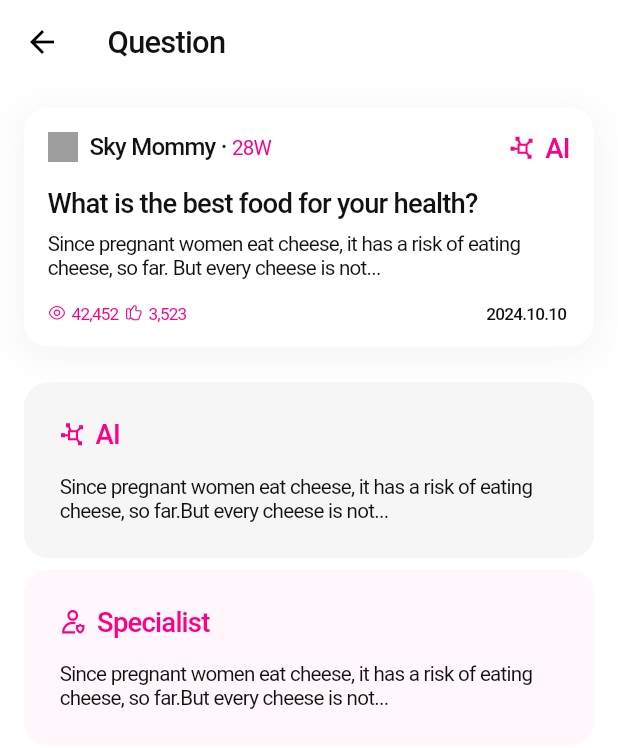
After one commit to pick-it-mvp/fulloon, a Flutter app: the QuestionDetailPage screen opened directly, on a phone screen of 412 x 824 dp. The commit adds this screen. Shown: the top 748 px of the screen. Run offline on Flutter 3.47's test engine with Material 3 defaults, Android fonts, the phone set to English and light mode, and no system bars; our stand-ins replace cached_network_image, dio, flutter_dotenv, flutter_screenutil, flutter_svg, get and 2 more; accounts and stored records are empty; generated files the repository leaves out were written again; Roboto replaces fonts that are missing (Pretendard); project files that could hold a hidden picture were left out.

Commit message:
feat:add quetion detail page

```diff
--- a/lib/app/core/theme/global_text_styles.dart
+++ b/lib/app/core/theme/global_text_styles.dart
@@ -75,6 +75,13 @@ class PickItTextTheme {
     fontWeight: FontWeight.w500,
     letterSpacing: -0.52,
   );
+  static final bodyBD18Medium = TextStyle(
+    color: _defaultTextColor,
+    fontFamily: _defaultFontFamily,
+    fontSize: 18.sp,
+    fontWeight: FontWeight.w500,
+    letterSpacing: -0.52,
+  );
 
   static final bodyBD10Medium = TextStyle(
     color: _defaultTextColor,
--- a/lib/app/pages/question/page.dart
+++ b/lib/app/pages/question/page.dart
@@ -4,6 +4,7 @@ import 'package:get/get.dart';
 import 'package:juction/app/core/theme/color_theme.dart';
 import 'package:juction/app/core/theme/global_text_styles.dart';
 import 'package:juction/app/pages/question/controller.dart';
+import 'package:juction/app/pages/question/view/detail.dart';
 import 'package:juction/resources/resources.dart';
 
 class QuestionPage extends GetView<QuestionPageController> {
@@ -65,6 +66,10 @@ class QuestionPage extends GetView<QuestionPageController> {
                     mainAxisAlignment: MainAxisAlignment.spaceBetween,
                     children: [
                       Text("🔍 Search", style: PickItTextTheme.bodyBD20Semibold),
+                      GestureDetector(
+                        onTap: () => Get.to(() => const QuestionDetailPage()),
+                        child: SvgPicture.asset(Svgs.arrowRight),
+                      ),
                     ],
                   ),
                   const SizedBox(height: 16),
--- /dev/null
+++ b/lib/app/pages/question/view/detail.dart
@@ -0,0 +1,176 @@
+import 'package:flutter/material.dart';
+import 'package:flutter_svg/svg.dart';
+import 'package:get/get.dart';
+import 'package:juction/app/core/theme/color_theme.dart';
+import 'package:juction/app/core/theme/global_text_styles.dart';
+import 'package:juction/app/pages/question/controller.dart';
+import 'package:juction/resources/resources.dart';
+
+class QuestionDetailPage extends GetView<QuestionPageController> {
+  const QuestionDetailPage({super.key});
+
+  @override
+  Widget build(BuildContext context) {
+    return Scaffold(
+      backgroundColor: Colors.white,
+      appBar: AppBar(
+        backgroundColor: Colors.white,
+        foregroundColor: Colors.black,
+        elevation: 0,
+        title: Text(
+          "Question",
+          style: PickItTextTheme.bodyBD18Medium,
+        ),
+      ),
+      body: SafeArea(
+        child: Padding(
+          padding: const EdgeInsets.all(16),
+          child: Column(
+            children: [
+              SearchCard(svg_file: Svgs.chartNetwork, title: "AI"),
+              const SizedBox(height: 24),
+              Container(
+                decoration: BoxDecoration(
+                  color: const Color(0xfff6f6f6),
+                  borderRadius: BorderRadius.circular(16),
+                ),
+                child: Padding(
+                  padding: const EdgeInsets.all(24.0),
+                  child: Column(
+                    children: [
+                      Row(
+                        children: [
+                          SvgPicture.asset(Svgs.chartNetwork),
+                          const SizedBox(width: 8),
+                          Text("AI", style: PickItTextTheme.bodyBD16Medium.copyWith(color: PickItColors.primaryColor)),
+                        ],
+                      ),
+                      const SizedBox(height: 16),
+                      Text("Since pregnant women eat cheese, it has a risk of eating cheese, so far.But every cheese is not...",
+                          style: PickItTextTheme.bodyBD12Regular),
+                    ],
+                  ),
+                ),
+              ),
+              const SizedBox(height: 8),
+              Container(
+                decoration: BoxDecoration(
+                  color: const Color(0xffFFF7FB),
+                  borderRadius: BorderRadius.circular(16),
+                ),
+                child: Padding(
+                  padding: const EdgeInsets.all(24.0),
+                  child: Column(
+                    children: [
+                      Row(
+                        children: [
+                          SvgPicture.asset(Svgs.userShield),
+                          const SizedBox(width: 8),
+                          Text("Specialist", style: PickItTextTheme.bodyBD16Medium.copyWith(color: PickItColors.primaryColor)),
+                        ],
+                      ),
+                      const SizedBox(height: 16),
+                      Text("Since pregnant women eat cheese, it has a risk of eating cheese, so far.But every cheese is not...",
+                          style: PickItTextTheme.bodyBD12Regular),
+                    ],
+                  ),
+                ),
+              ),
+            ],
+          ),
+        ),
+      ),
+    );
+  }
+}
+
+class SearchCard extends StatelessWidget {
+  const SearchCard({
+    super.key,
+    required this.svg_file,
+    required this.title,
+  });
+
+  final String svg_file;
+  final String title;
+
+  @override
+  Widget build(BuildContext context) {
+    return Container(
+      decoration: BoxDecoration(
+        color: Colors.white,
+        borderRadius: BorderRadius.circular(16),
+        boxShadow: [
+          BoxShadow(
+            color: Colors.grey.withOpacity(0.1),
+            spreadRadius: 4,
+            blurRadius: 20,
+            offset: const Offset(0, 4),
+          ),
+        ],
+      ),
+      child: Padding(
+        padding: const EdgeInsets.all(16.0),
+        child: Column(
+          crossAxisAlignment: CrossAxisAlignment.start,
+          children: [
+            Row(
+              crossAxisAlignment: CrossAxisAlignment.start,
+              children: [
+                Row(
+                  mainAxisAlignment: MainAxisAlignment.center,
+                  children: [
+                    Container(
+                      width: 20,
+                      height: 20,
+                      color: Colors.grey,
+                    ),
+                    const SizedBox(width: 8),
+                    Row(
+                      crossAxisAlignment: CrossAxisAlignment.center,
+                      children: [
+                        Text("Sky Mommy · ", style: PickItTextTheme.bodyBD14Medium),
+                        Text("28W", style: PickItTextTheme.bodyBD12Regular.copyWith(color: PickItColors.primaryColor)),
+                      ],
+                    ),
+                  ],
+                ),
+                Expanded(child: SizedBox()),
+                Row(
+                  children: [
+                    SizedBox(width: 16, height: 16, child: SvgPicture.asset(svg_file)),
+                    const SizedBox(width: 8),
+                    Text(title, style: PickItTextTheme.bodyBD16Medium.copyWith(color: PickItColors.primaryColor)),
+                  ],
+                ),
+              ],
+            ),
+            const SizedBox(height: 16),
+            Text("What is the best food for your health?", style: PickItTextTheme.bodyBD16Medium),
+            const SizedBox(height: 8),
+            Text(
+              "Since pregnant women eat cheese, it has a risk of eating cheese, so far. But every cheese is not...",
+              style: PickItTextTheme.bodyBD12Regular,
+            ),
+            const SizedBox(height: 16),
+            Row(
+              mainAxisAlignment: MainAxisAlignment.spaceBetween,
+              children: [
+                Row(mainAxisAlignment: MainAxisAlignment.start, children: [
+                  SvgPicture.asset(Svgs.eye),
+                  const SizedBox(width: 4),
+                  Text("42,452", style: PickItTextTheme.bodyBD10Regular.copyWith(color: PickItColors.primaryColor)),
+                  const SizedBox(width: 4),
+                  SvgPicture.asset(Svgs.like),
+                  const SizedBox(width: 4),
+                  Text("3,523", style: PickItTextTheme.bodyBD10Regular.copyWith(color: PickItColors.primaryColor)),
+                ]),
+                Text("2024.10.10 ", style: PickItTextTheme.bodyBD10Medium),
+              ],
+            ),
+          ],
+        ),
+      ),
+    );
+  }
+}
```
